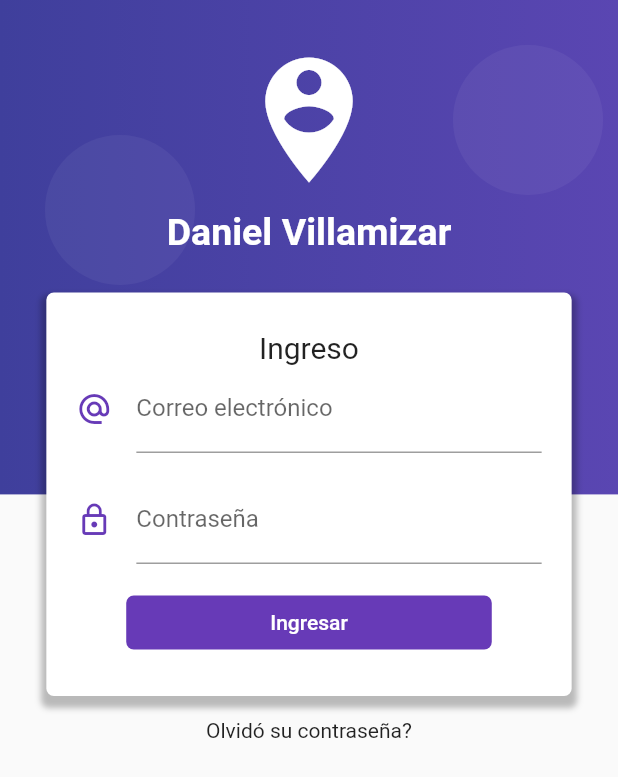
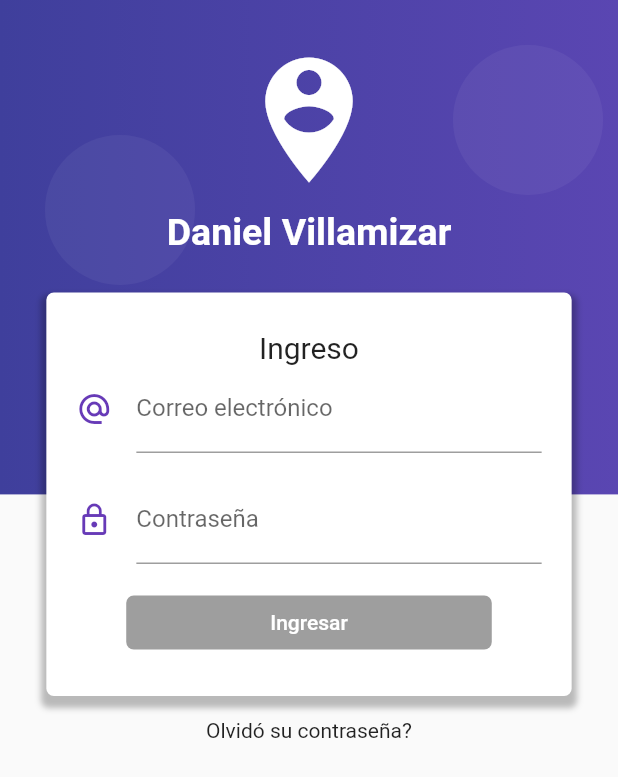
Before and after one commit to Spiro94/Formvalidation, a Flutter app: the screen it shows after launch, on a phone screen of 412 x 824 dp. Shown: the top 777 px of the screen. Run offline on Flutter 3.47's test engine with Material 2 defaults, Android fonts, the phone set to English and light mode, and no system bars; our stand-ins replace rxdart.

Commit message:
End of the section

```diff
--- a/lib/main.dart
+++ b/lib/main.dart
@@ -1,4 +1,5 @@
 import 'package:flutter/material.dart';
+import 'package:formvalidation/src/bloc/provider.dart';
 import 'package:formvalidation/src/pages/home_page.dart';
 import 'package:formvalidation/src/pages/login_page.dart';
 
@@ -7,7 +8,8 @@ void main() => runApp(MyApp());
 class MyApp extends StatelessWidget {
   @override
   Widget build(BuildContext context) {
-    return MaterialApp(
+    return Provider(
+      child: MaterialApp(
         title: 'Material App',
         debugShowCheckedModeBanner: false,
         initialRoute: 'login',
@@ -15,6 +17,10 @@ class MyApp extends StatelessWidget {
           'login': (BuildContext context) => LoginPage(),
           'home': (BuildContext context) => HomePage(),
         },
+        theme: ThemeData(
+          primaryColor: Colors.deepPurple,
+        ),
+      ),
     );
   }
 }
--- /dev/null
+++ b/lib/src/bloc/login_bloc.dart
@@ -0,0 +1,35 @@
+import 'dart:async';
+import 'package:rxdart/rxdart.dart';
+import 'package:formvalidation/src/bloc/validators.dart';
+
+class LoginBloc with Validators {
+  final _emailController = BehaviorSubject<String>();
+  final _passwordController = BehaviorSubject<String>();
+
+//Recuperar los datos del stream
+
+  Stream<String> get emailStream =>
+      _emailController.stream.transform(validarEmail);
+  Stream<String> get passwordStream =>
+      _passwordController.stream.transform(validarPassword);
+
+  Stream<bool> get formValidStream =>
+      Observable.combineLatest2(emailStream, passwordStream, (e, p) => true);
+
+//Insertar valores al stream
+
+  Function(String) get changeEmail => _emailController.sink.add;
+  Function(String) get changePassword => _passwordController.sink.add;
+
+//Obtener último valor ingresado a los streams
+
+  String get email => _emailController.value;
+  String get password => _passwordController.value;
+
+//Mètodo de cierre
+
+  dispose() {
+    _emailController?.close();
+    _passwordController?.close();
+  }
+}
--- /dev/null
+++ b/lib/src/bloc/provider.dart
@@ -0,0 +1,29 @@
+import 'package:flutter/material.dart';
+import 'package:formvalidation/src/bloc/login_bloc.dart';
+
+class Provider extends InheritedWidget {
+  static Provider _instancia;
+
+  factory Provider({Key key, Widget child}) {
+    if (_instancia == null) {
+      _instancia = new Provider._internal(
+        key: key,
+        child: child,
+      );
+    }
+
+    return _instancia;
+  }
+
+  final loginBloc = new LoginBloc();
+
+  Provider._internal({Key key, Widget child}) : super(key: key, child: child);
+
+  @override
+  bool updateShouldNotify(InheritedWidget oldWidget) => true;
+
+  static LoginBloc of(BuildContext context) {
+    return (context.inheritFromWidgetOfExactType(Provider) as Provider)
+        .loginBloc;
+  }
+}
--- a/lib/src/pages/login_page.dart
+++ b/lib/src/pages/login_page.dart
@@ -1,4 +1,6 @@
 import 'package:flutter/material.dart';
+import 'package:formvalidation/src/bloc/login_bloc.dart';
+import 'package:formvalidation/src/bloc/provider.dart';
 
 class LoginPage extends StatelessWidget {
   const LoginPage({Key key}) : super(key: key);
@@ -82,7 +84,10 @@ class LoginPage extends StatelessWidget {
   }
 
   Widget _crearLogin(BuildContext context) {
-    final size = MediaQuery.of(context).size;
+    final bloc = Provider.of(
+        context); //Obtiene la instancia del loginbloc creada en el provider mediante el inherited widget
+    final size =
+        MediaQuery.of(context).size; //Obtiene el tamaño de la pantalla.
 
     return SingleChildScrollView(
       child: Column(
@@ -112,15 +117,15 @@ class LoginPage extends StatelessWidget {
                   'Ingreso',
                   style: TextStyle(fontSize: 20.0),
                 ),
-                _crearEmail(),
+                _crearEmail(bloc),
                 SizedBox(
                   height: 15.0,
                 ),
-                _crearPassword(),
+                _crearPassword(bloc),
                 SizedBox(
                   height: 15.0,
                 ),
-                _crearBoton(),
+                _crearBoton(bloc),
               ],
             ),
           ),
@@ -133,7 +138,10 @@ class LoginPage extends StatelessWidget {
     );
   }
 
-  Widget _crearEmail() {
+  Widget _crearEmail(LoginBloc bloc) {
+    return StreamBuilder(
+      stream: bloc.emailStream,
+      builder: (BuildContext context, AsyncSnapshot snapshot) {
         return Container(
           padding: EdgeInsets.symmetric(horizontal: 20.0),
           child: TextField(
@@ -144,12 +152,21 @@ class LoginPage extends StatelessWidget {
                 color: Colors.deepPurple,
               ),
               labelText: 'Correo electrónico',
-            hintText: 'ejemplo@correo.com'),
+              hintText: 'ejemplo@correo.com',
+              counterText: snapshot.data,
+              errorText: snapshot.error,
             ),
+            onChanged: bloc.changeEmail,
+          ),
+        );
+      },
     );
   }
 
-  Widget _crearPassword() {
+  Widget _crearPassword(LoginBloc bloc) {
+    return StreamBuilder(
+      stream: bloc.passwordStream,
+      builder: (BuildContext context, AsyncSnapshot snapshot) {
         return Container(
           padding: EdgeInsets.symmetric(horizontal: 20.0),
           child: TextField(
@@ -160,12 +177,21 @@ class LoginPage extends StatelessWidget {
                 color: Colors.deepPurple,
               ),
               labelText: 'Contraseña',
+              counterText: snapshot.data,
+              errorText: snapshot.error,
               // hintText: 'ejemplo@correo.com'),
             ),
-        ));
+            onChanged: bloc.changePassword,
+          ),
+        );
+      },
+    );
   }
 
-  Widget _crearBoton() {
+  Widget _crearBoton(LoginBloc bloc) {
+    return StreamBuilder(
+      stream: bloc.formValidStream,
+      builder: (BuildContext context, AsyncSnapshot snapshot) {
         return RaisedButton(
           child: Container(
             padding: EdgeInsets.symmetric(horizontal: 80.0, vertical: 10.0),
@@ -177,7 +203,13 @@ class LoginPage extends StatelessWidget {
           elevation: 0.0,
           color: Colors.deepPurple,
           textColor: Colors.white,
-      onPressed: () {},
+          onPressed: snapshot.hasData ? () => _login(bloc, context) : null,
+        );
+      },
     );
   }
+
+  _login(LoginBloc bloc, BuildContext context) {
+    Navigator.pushReplacementNamed(context, 'home');
   }
+}
--- a/pubspec.yaml
+++ b/pubspec.yaml
@@ -23,6 +23,7 @@ dependencies:
   # The following adds the Cupertino Icons font to your application.
   # Use with the CupertinoIcons class for iOS style icons.
   cupertino_icons: ^0.1.2
+  rxdart: ^0.22.3
 
 dev_dependencies:
   flutter_test:
```
Also changed, not shown: lib/src/bloc/validators.dart (added, +26 -0 lines), lib/src/pages/home_page.dart (+16 -5 lines), pubspec.lock. Lines whose indentation alone changed are shown as unchanged.
